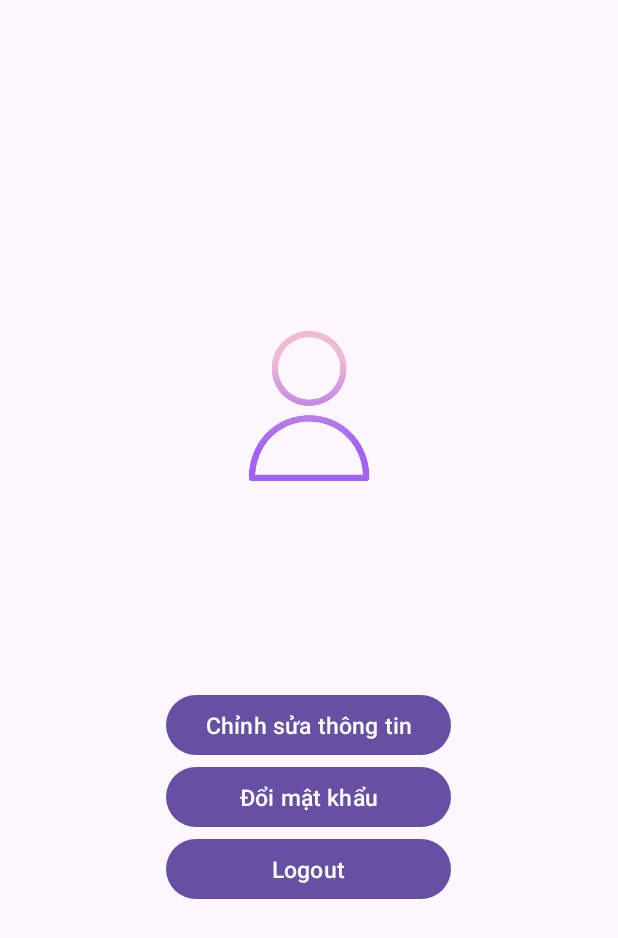
After one commit to ntminh2107/BlogApp, an Android app: the ProfileActivityTest screen opened directly, with no data from a screen before it, on a phone screen of 412 x 824 dp. The commit adds this screen. Shown: the top 938 px of the screen. Run offline under Robolectric (Android 15) with nearby library versions, the phone set to English and light mode, and no system bars; our stand-ins replace Firebase (no records; nobody signed in at launch, a user with empty details on screens opened directly); 4 statements that could not run were skipped.

Commit message:
test thanh cong profile

```diff
--- a/app/build.gradle.kts
+++ b/app/build.gradle.kts
@@ -1,3 +1,5 @@
+import com.android.build.api.dsl.ViewBinding
+
 plugins {
     id("com.android.application")
     id("com.google.gms.google-services")
@@ -30,6 +32,7 @@ android {
         sourceCompatibility = JavaVersion.VERSION_1_8
         targetCompatibility = JavaVersion.VERSION_1_8
     }
+
 }
 
 dependencies {
--- a/app/src/main/AndroidManifest.xml
+++ b/app/src/main/AndroidManifest.xml
@@ -13,6 +13,9 @@
         android:theme="@style/Theme.BlogApp"
         android:usesCleartextTraffic="true"
         tools:targetApi="31">
+        <activity
+            android:name=".view.ProfileActivityTest"
+            android:exported="false" />
         <activity
             android:name=".view.HomeView"
             android:exported="false" />
--- /dev/null
+++ b/app/src/main/java/com/mad/g1/nguyentuanminh/blogapp/view/ProfileActivityTest.java
@@ -0,0 +1,116 @@
+package com.mad.g1.nguyentuanminh.blogapp.view;
+
+import androidx.annotation.NonNull;
+import androidx.appcompat.app.AppCompatActivity;
+
+import android.content.Intent;
+import android.os.Bundle;
+import android.view.View;
+import android.widget.Button;
+import android.widget.EditText;
+import android.widget.ImageView;
+import android.widget.TextView;
+import android.widget.Toast;
+
+import com.google.firebase.auth.FirebaseAuth;
+import com.google.firebase.auth.FirebaseUser;
+import com.google.firebase.database.DataSnapshot;
+import com.google.firebase.database.DatabaseError;
+import com.google.firebase.database.DatabaseReference;
+import com.google.firebase.database.FirebaseDatabase;
+import com.google.firebase.database.ValueEventListener;
+import com.mad.g1.nguyentuanminh.blogapp.R;
+import com.mad.g1.nguyentuanminh.blogapp.model.User;
+
+public class ProfileActivityTest extends AppCompatActivity {
+
+
+    private TextView TestfullnameText,TestbirthdateText,TestbirthplaceText,TestgenderText;
+    private Button testEditBtn, testchangepassBtn, testlogoutBtn;
+    private FirebaseUser firebaseUser;
+    private FirebaseAuth auth;
+    private ImageView testAvaView;
+    String fullname, birthdate,birthplace, gender,email;
+
+    @Override
+    protected void onCreate(Bundle savedInstanceState) {
+        super.onCreate(savedInstanceState);
+        setContentView(R.layout.activity_profile_test);
+
+        auth = FirebaseAuth.getInstance();
+        firebaseUser = auth.getCurrentUser();
+        if(firebaseUser == null)
+        {
+            Toast.makeText(this, "something wents wrong, pls try again", Toast.LENGTH_SHORT).show();
+        } else {
+            showUserProfile(firebaseUser);
+        }
+
+        TestfullnameText = findViewById(R.id.fullnameTextViewTest);
+        TestbirthdateText = findViewById(R.id.birthDateTextViewTest);
+        TestbirthplaceText = findViewById(R.id.birtPlaceTextViewTest);
+        TestgenderText = findViewById(R.id.genderTextViewTest);
+        testEditBtn =findViewById(R.id.editProfileBtnTest);
+        testchangepassBtn = findViewById(R.id.changePassBtnTest);
+        testlogoutBtn =findViewById(R.id.LogoutBtnTest);
+
+        String useruid = firebaseUser.getUid();
+
+        DatabaseReference databaseReference = FirebaseDatabase.getInstance().getReference("user").child(useruid);
+        databaseReference.addValueEventListener(new ValueEventListener() {
+            @Override
+            public void onDataChange(@NonNull DataSnapshot snapshot) {
+                User user = snapshot.getValue(User.class);
+                TestfullnameText.setText(user.getFullname());
+                TestbirthdateText.setText(user.getDob());
+                TestbirthplaceText.setText(user.getPob());
+                TestgenderText.setText(user.getGender());
+            }
+
+            @Override
+            public void onCancelled(@NonNull DatabaseError error) {
+
+            }
+        });
+
+        testlogoutBtn.setOnClickListener(new View.OnClickListener() {
+            @Override
+            public void onClick(View v) {
+                Intent intent = new Intent(ProfileActivityTest.this, LoginView.class);
+                Toast.makeText(ProfileActivityTest.this, "logoutSuccess", Toast.LENGTH_SHORT).show();
+                startActivity(intent);
+            }
+        });
+    }
+
+    private void showUserProfile(FirebaseUser firebaseUser) {
+        String Useruid = firebaseUser.getUid();
+        DatabaseReference databaseReference = FirebaseDatabase.getInstance().getReference("user");
+        databaseReference.child(Useruid).addListenerForSingleValueEvent(new ValueEventListener() {
+            @Override
+            public void onDataChange(@NonNull DataSnapshot snapshot) {
+                User user = snapshot.getValue(User.class);
+                if(user != null)
+                {
+                    fullname = user.fullname;
+                    email = firebaseUser.getEmail();
+                    birthdate = user.dob;
+                    birthplace = user.pob;
+                    gender = user.gender;
+
+                    TestfullnameText.setText(fullname);
+                    TestbirthdateText.setText(birthdate);
+                    TestbirthplaceText.setText(birthplace);
+                    TestgenderText.setText(gender);
+
+                }else{
+                    Toast.makeText(ProfileActivityTest.this, "something went wrong", Toast.LENGTH_SHORT).show();
+                }
+
+            }
+            @Override
+            public void onCancelled(@NonNull DatabaseError error) {
+            }
+        });
+    }
+}
--- /dev/null
+++ b/app/src/main/res/layout/activity_profile_test.xml
@@ -0,0 +1,83 @@
+<?xml version="1.0" encoding="utf-8"?>
+<androidx.constraintlayout.widget.ConstraintLayout xmlns:android="http://schemas.android.com/apk/res/android"
+    xmlns:app="http://schemas.android.com/apk/res-auto"
+    xmlns:tools="http://schemas.android.com/tools"
+    android:layout_width="match_parent"
+    android:layout_height="match_parent"
+    tools:context=".view.ProfileActivityTest">
+    <ScrollView
+        android:layout_width="match_parent"
+        android:layout_height="match_parent">
+        <LinearLayout
+            android:layout_gravity="center"
+            android:layout_width="match_parent"
+            android:layout_height="match_parent"
+            android:orientation="vertical">
+
+            <ImageView
+                android:id="@+id/avatarImageViewTest"
+                android:layout_width="100dp"
+                android:layout_height="100dp"
+                android:src="@drawable/profile_ic"
+                android:layout_gravity="center" />
+
+            <TextView
+                android:id="@+id/fullnameTextViewTest"
+                android:layout_width="wrap_content"
+                android:layout_height="wrap_content"
+                android:textSize="25dp"
+                android:fontFamily="monospace"
+                android:layout_gravity="center"/>
+            <TextView
+                android:id="@+id/birthDateTextViewTest"
+                android:layout_width="wrap_content"
+                android:layout_height="wrap_content"
+                android:textSize="25dp"
+                android:layout_gravity="center"
+                android:fontFamily="monospace"/>
+            <TextView
+                android:id="@+id/birtPlaceTextViewTest"
+                android:layout_width="wrap_content"
+                android:layout_height="wrap_content"
+                android:textSize="25dp"
+                android:layout_gravity="center"
+                android:fontFamily="monospace"/>
+            <TextView
+                android:id="@+id/genderTextViewTest"
+                android:layout_width="wrap_content"
+                android:layout_height="wrap_content"
+                android:textSize="25dp"
+                android:layout_gravity="center"
+                android:fontFamily="monospace"/>
+
+            <Button
+                android:id="@+id/editProfileBtnTest"
+                android:layout_width="190dp"
+                android:layout_height="wrap_content"
+                android:layout_gravity="center"
+                android:textSize="15dp"
+                android:text="Chỉnh sửa thông tin"
+                />
+            <Button
+                android:id="@+id/changePassBtnTest"
+                android:layout_width="190dp"
+                android:layout_height="wrap_content"
+                android:layout_gravity="center"
+                android:text="Đổi mật khẩu"
+                android:textSize="15dp"
+                />
+            <Button
+                android:id="@+id/LogoutBtnTest"
+                android:layout_width="190dp"
+                android:layout_height="wrap_content"
+                android:layout_gravity="center"
+                android:text="Logout"
+                android:textSize="15dp"
+                />
+
+
+        </LinearLayout>
+
+    </ScrollView>
+
+</androidx.constraintlayout.widget.ConstraintLayout>
```
Also changed, not shown: app/src/main/java/com/mad/g1/nguyentuanminh/blogapp/Fragment/ProfileFragment.java (+18 -0 lines), app/src/main/java/com/mad/g1/nguyentuanminh/blogapp/model/User.java (+6 -32 lines), app/src/main/java/com/mad/g1/nguyentuanminh/blogapp/view/HomeView.java (+3 -11 lines), app/src/main/java/com/mad/g1/nguyentuanminh/blogapp/view/LoginView.java (+2 -5 lines), app/src/main/java/com/mad/g1/nguyentuanminh/blogapp/view/RegisterView.java (+4 -5 lines).
